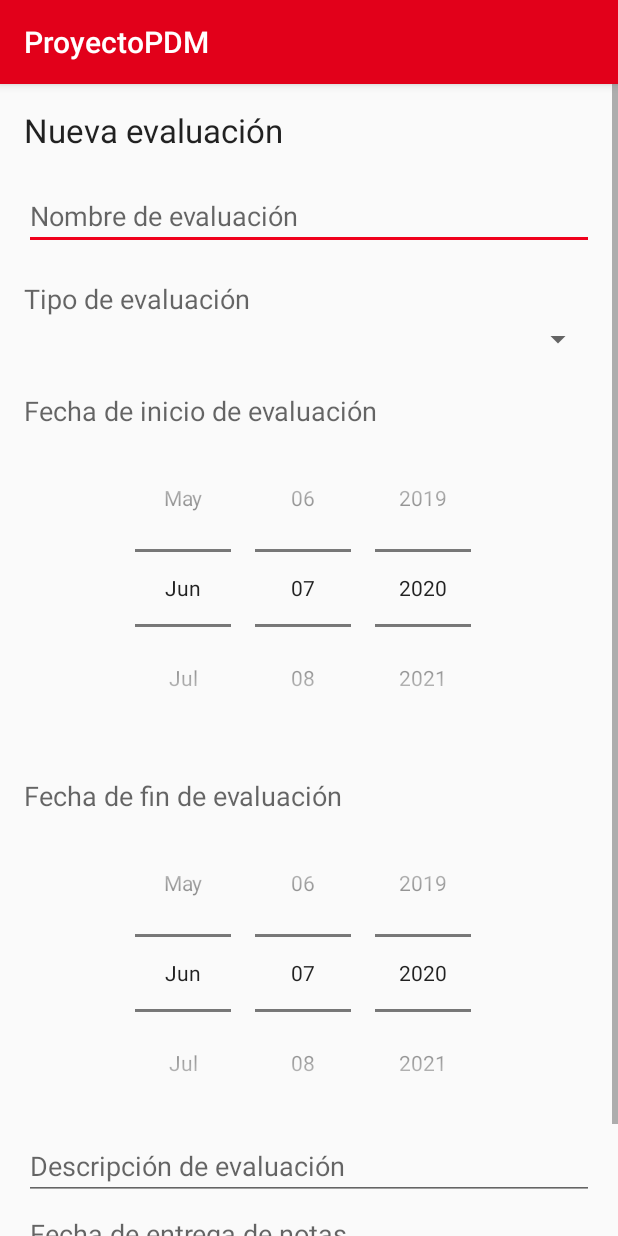
After one commit to Freduart/ProyectoPDM, an Android app: the NuevaEvaluacionActivity screen opened directly, with no data from a screen before it, on a phone screen of 412 x 824 dp. The commit adds this screen. Run offline under Robolectric (Android 15) with nearby library versions, the phone set to English and light mode, and no system bars.

Commit message:
relacion faltante en evaluacion + activity para nueva evaluacion y su layout respectivo + strings para el layout
este cambio añade la relación faltante entre evaluacion y asignatura
crea activity para nueva evaluacion
crea layout para nueva evaluación
strings para el layout creado

```diff
--- a/ProyectoPDM/app/src/main/AndroidManifest.xml
+++ b/ProyectoPDM/app/src/main/AndroidManifest.xml
@@ -9,7 +9,8 @@
         android:roundIcon="@mipmap/ic_launcher_round"
         android:supportsRtl="true"
         android:theme="@style/AppTheme">
-        <activity android:name=".NuevaSolicitudImpresionActivity"></activity>
+        <activity android:name=".NuevaEvaluacionActivity"></activity>
+        <activity android:name=".NuevaSolicitudImpresionActivity" />
         <activity android:name=".SolicitudImpresionActivity" />
         <activity android:name=".CicloActivity" />
         <activity android:name=".LocalActivity" />
--- a/ProyectoPDM/app/src/main/java/sv/ues/fia/eisi/proyectopdm/Adapter/EvaluacionAdapter.java
+++ b/ProyectoPDM/app/src/main/java/sv/ues/fia/eisi/proyectopdm/Adapter/EvaluacionAdapter.java
@@ -39,7 +39,7 @@ public class EvaluacionAdapter extends RecyclerView.Adapter<EvaluacionAdapter.Ev
         Evaluacion evaluacionActual = evaluaciones.get(position);
         int id = evaluacionActual.getIdEvaluacion();
         holder.nombreEval.setText(id + ". " + evaluacionActual.getNomEvaluacion());
-        holder.nombreMateria.setText(evaluacionActual.getCodigoAsignatura());
+        holder.nombreMateria.setText(evaluacionActual.getCodigoAsignaturaFK());
     }
 
     @Override
--- /dev/null
+++ b/ProyectoPDM/app/src/main/java/sv/ues/fia/eisi/proyectopdm/NuevaEvaluacionActivity.java
@@ -0,0 +1,14 @@
+package sv.ues.fia.eisi.proyectopdm;
+
+import androidx.appcompat.app.AppCompatActivity;
+
+import android.os.Bundle;
+
+public class NuevaEvaluacionActivity extends AppCompatActivity {
+
+    @Override
+    protected void onCreate(Bundle savedInstanceState) {
+        super.onCreate(savedInstanceState);
+        setContentView(R.layout.activity_nueva_evaluacion);
+    }
+}
--- a/ProyectoPDM/app/src/main/java/sv/ues/fia/eisi/proyectopdm/db/entity/Evaluacion.java
+++ b/ProyectoPDM/app/src/main/java/sv/ues/fia/eisi/proyectopdm/db/entity/Evaluacion.java
@@ -23,7 +23,12 @@ public class Evaluacion {
             childColumns = "idTipoEvaluacionFK"
     )
     private int idTipoEvaluacionFK;
-    private String codigoAsignatura;
+    @ForeignKey(
+            entity = Asignatura.class,
+            parentColumns = "codigoAsignatura",
+            childColumns = "codigoAsignaturaFK"
+    )
+    private String codigoAsignaturaFK;
     private String nomEvaluacion;
     private String fechaInicio;
     private String fechaFin;
@@ -32,11 +37,11 @@ public class Evaluacion {
     private int numParticipantes;
 
 
-    public Evaluacion(int idEvaluacion, String carnetDocenteFK, int idTipoEvaluacionFK, String codigoAsignatura, String nomEvaluacion, String fechaInicio, String fechaFin, String descripcion, String fechaEntregaNotas, int numParticipantes) {
+    public Evaluacion(int idEvaluacion, String carnetDocenteFK, int idTipoEvaluacionFK, String codigoAsignaturaFK, String nomEvaluacion, String fechaInicio, String fechaFin, String descripcion, String fechaEntregaNotas, int numParticipantes) {
         this.idEvaluacion = idEvaluacion;
         this.carnetDocenteFK = carnetDocenteFK;
         this.idTipoEvaluacionFK = idTipoEvaluacionFK;
-        this.codigoAsignatura = codigoAsignatura;
+        this.codigoAsignaturaFK = codigoAsignaturaFK;
         this.nomEvaluacion = nomEvaluacion;
         this.fechaInicio = fechaInicio;
         this.fechaFin = fechaFin;
@@ -69,12 +74,12 @@ public class Evaluacion {
         this.idTipoEvaluacionFK = idTipoEvaluacionFK;
     }
 
-    public String getCodigoAsignatura() {
-        return codigoAsignatura;
+    public String getCodigoAsignaturaFK() {
+        return codigoAsignaturaFK;
     }
 
-    public void setCodigoAsignatura(String codigoAsignatura) {
-        this.codigoAsignatura = codigoAsignatura;
+    public void setCodigoAsignaturaFK(String codigoAsignatura) {
+        this.codigoAsignaturaFK = codigoAsignatura;
     }
 
     public String getNomEvaluacion() {
--- /dev/null
+++ b/ProyectoPDM/app/src/main/res/layout/activity_nueva_evaluacion.xml
@@ -0,0 +1,112 @@
+<?xml version="1.0" encoding="utf-8"?>
+<ScrollView xmlns:android="http://schemas.android.com/apk/res/android"
+    xmlns:app="http://schemas.android.com/apk/res-auto"
+    xmlns:tools="http://schemas.android.com/tools"
+    android:layout_width="match_parent"
+    android:layout_height="match_parent"
+    android:orientation="vertical"
+    tools:context=".NuevaEvaluacionActivity">
+    <TableLayout
+        android:layout_width="match_parent"
+        android:layout_height="match_parent"
+        android:stretchColumns="1"
+        android:padding="16dp">
+        <TextView
+            android:id="@+id/evalTitulo"
+            android:layout_width="match_parent"
+            android:layout_height="wrap_content"
+            android:text="@string/titulo_nueva_eval"
+            android:inputType="text"
+            app:layout_constraintTop_toTopOf="parent"
+            android:textAppearance="@style/TextAppearance.AppCompat.Large"
+            android:paddingBottom="20dp"
+            />
+        <EditText
+            android:id="@+id/edit_nombre_eval"
+            android:layout_width="match_parent"
+            android:layout_height="wrap_content"
+            android:hint="@string/nombre_eval"
+            android:inputType="text"
+            app:layout_constraintTop_toBottomOf="@+id/evalTitulo"
+            />
+        <TextView
+            android:id="@+id/tipoEvalLabel"
+            android:layout_width="match_parent"
+            android:layout_height="wrap_content"
+            android:text="@string/tipo_eval"
+            android:inputType="text"
+            app:layout_constraintTop_toBottomOf="@+id/edit_nombre_eval"
+            android:textAppearance="@style/TextAppearance.AppCompat.Medium"
+            android:paddingTop="20dp"
+            />
+        <Spinner
+            android:id="@+id/edit_tipoEval"
+            app:layout_constraintTop_toBottomOf="@+id/tipoEvalLabel"
+            android:layout_width="match_parent"
+            android:layout_height="wrap_content"
+            android:paddingTop="30dp"
+            />
+        <TextView
+            android:id="@+id/fechaInicioEvalLabel"
+            android:layout_width="match_parent"
+            android:layout_height="wrap_content"
+            android:text="@string/fechaInicio_eval"
+            android:inputType="text"
+            app:layout_constraintTop_toBottomOf="@+id/edit_tipoEval"
+            android:textAppearance="@style/TextAppearance.AppCompat.Medium"
+            android:paddingTop="20dp"
+            />
+        <DatePicker
+            android:id="@+id/edit_fechInicio_eval"
+            app:layout_constraintTop_toBottomOf="@+id/fechaInicioEvalLabel"
+            android:layout_width="match_parent"
+            android:layout_height="wrap_content"
+            android:inputType="date"
+            android:datePickerMode="spinner"
+            android:calendarViewShown="false"
+            />
+        <TextView
+            android:id="@+id/fechaFinEvalLabel"
+            android:layout_width="match_parent"
+            android:layout_height="wrap_content"
+            android:text="@string/fechaFin_eval"
+            android:inputType="text"
+            app:layout_constraintTop_toBottomOf="@+id/edit_fechInicio_eval"
+            android:textAppearance="@style/TextAppearance.AppCompat.Medium"
+            android:paddingTop="20dp"
+            />
+        <DatePicker
+            android:id="@+id/edit_fechFin_eval"
+            app:layout_constraintTop_toBottomOf="@+id/fechaFinEvalLabel"
+            android:layout_width="match_parent"
+            android:layout_height="wrap_content"
+            android:inputType="date"
+            android:datePickerMode="spinner"
+            android:calendarViewShown="false"
+            />
+        <EditText
+            android:id="@+id/edit_descripcion_eval"
+            app:layout_constraintTop_toBottomOf="@+id/edit_fechFin_eval"
+            android:layout_width="match_parent"
+            android:layout_height="wrap_content"
+            android:hint="@string/descripcion_eval"
+            android:inputType="textMultiLine"
+            />
+        <EditText
+            android:id="@+id/edit_entregaNotas_eval"
+            app:layout_constraintTop_toBottomOf="@+id/edit_descripcion_eval"
+            android:layout_width="match_parent"
+            android:layout_height="wrap_content"
+            android:hint="@string/entregaNotas_eval"
+            android:inputType="date"
+            />
+        <EditText
+            android:id="@+id/edit_numParticipantes_eval"
+            app:layout_constraintTop_toBottomOf="@+id/edit_entregaNotas_eval"
+            android:layout_width="match_parent"
+            android:layout_height="wrap_content"
+            android:hint="@string/participantes_eval"
+            android:inputType="number"
+            />
+    </TableLayout>
+</ScrollView>
--- a/ProyectoPDM/app/src/main/res/values/strings.xml
+++ b/ProyectoPDM/app/src/main/res/values/strings.xml
@@ -29,6 +29,15 @@
     <string name="hintImpresiones">ej.:50,60,...,para más de 1 doc.</string>
     <string name="hintHojasAnexas">ej.:5,3,...,para más de 1 doc.</string>
     <string name="textOtrosDetalles">Otros Detalles: </string>
+    <string name="nombre_eval">Nombre de evaluación</string>
+    <string name="tipo_eval">Tipo de evaluación</string>
+    <string name="fechaInicio_eval">Fecha de inicio de evaluación</string>
+    <string name="fechaFin_eval">Fecha de fin de evaluación</string>
+    <string name="descripcion_eval">Descripción de evaluación</string>
+    <string name="entregaNotas_eval">Fecha de entrega de notas </string>
+    <string name="participantes_eval">Participantes de evaluación</string>
+    <string name="titulo_nueva_eval">Nueva evaluación</string>
+
 
     <!-- TODO: Remove or change this placeholder text -->
     <string name="hello_blank_fragment">Hello blank fragment</string>
```
Also changed, not shown: 1 other file.
